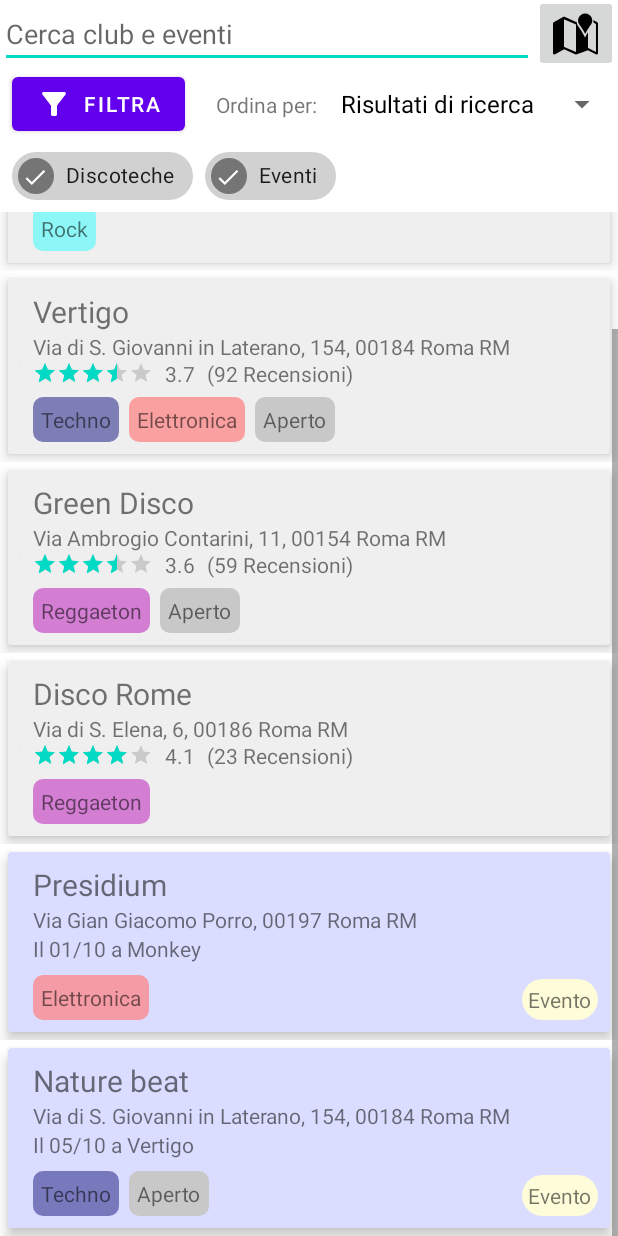
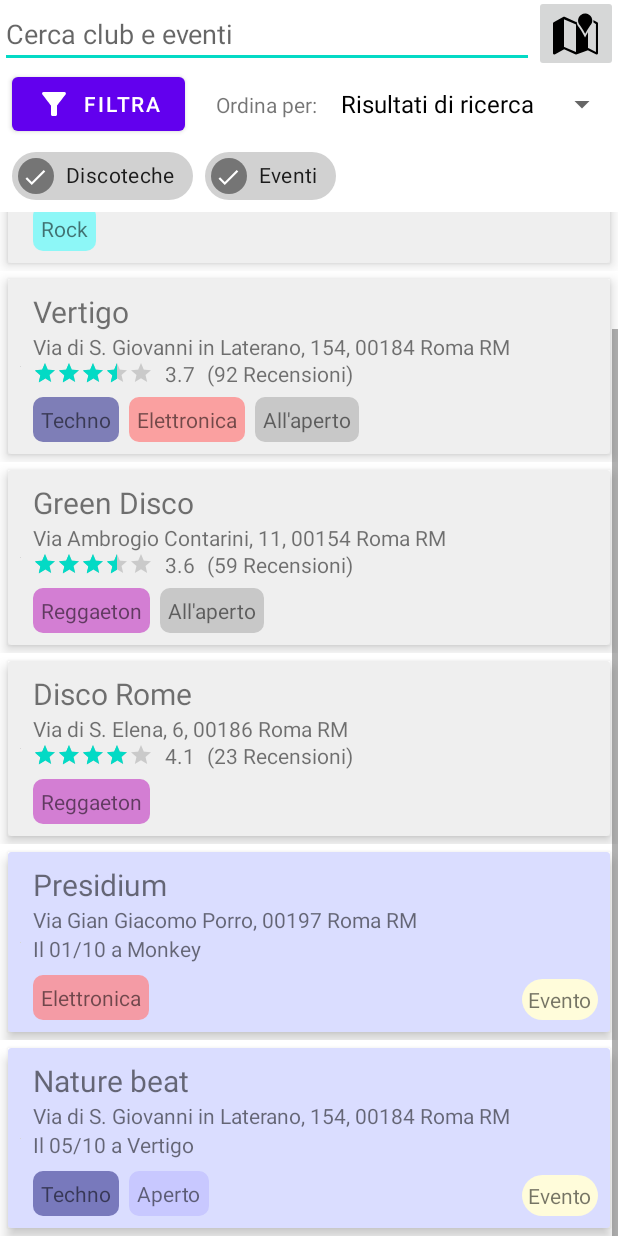
Before and after one commit to ErNikki/DiscoTicket, an Android app: the DiscoElement screen opened directly, with no data from a screen before it, scrolled down 88 dp, on a phone screen of 412 x 824 dp. Run offline under Robolectric (Android 15) with nearby library versions, the phone set to English and light mode, and no system bars; our stand-ins replace Picasso; pictures from the network do not load.

Commit message:
Fixed constraint on SelectTable

```diff
--- a/app/src/main/java/com/hackerini/discoticket/objects/Club.kt
+++ b/app/src/main/java/com/hackerini/discoticket/objects/Club.kt
@@ -44,7 +44,7 @@ class Club : Serializable {
     var labels = arrayOf("")
         get() {
             return if (locationType != "Chiuso")
-                musicGenres + arrayOf("Aperto")
+                musicGenres + arrayOf("All'aperto")
             else
                 musicGenres
 
@@ -81,7 +81,7 @@ class Club : Serializable {
         fun getLabelColorFromName(labelName: String): Int {
             return when (labelName) {
                 "Elettronica" -> Color.argb(180, 255, 128, 128)
-                "Aperto" -> Color.argb(255, 200, 200, 200)
+                "All'aperto" -> Color.argb(255, 200, 200, 200)
                 "Techno" -> Color.argb(180, 80, 80, 160)
                 "Reggaeton" -> Color.argb(180, 200, 80, 200)
                 "Free entry" -> Color.argb(180, 200, 255, 200)
--- a/app/src/main/res/layout/activity_select_table.xml
+++ b/app/src/main/res/layout/activity_select_table.xml
@@ -95,17 +95,19 @@
 
                 <TextView
                     android:id="@+id/SelectTableActionRecapt"
-                    android:layout_width="wrap_content"
+                    android:layout_width="0dp"
                     android:layout_height="wrap_content"
                     android:text="TextView"
+                    app:layout_constraintEnd_toEndOf="parent"
                     app:layout_constraintStart_toEndOf="@+id/SelectTableSuccessIcon"
                     app:layout_constraintTop_toBottomOf="@+id/SelectTableLinearLayoutMap" />
 
                 <TextView
                     android:id="@+id/SelectTableRemainRecapt"
-                    android:layout_width="wrap_content"
+                    android:layout_width="0dp"
                     android:layout_height="wrap_content"
                     android:text="TextView"
+                    app:layout_constraintEnd_toEndOf="parent"
                     app:layout_constraintStart_toStartOf="@+id/SelectTableActionRecapt"
                     app:layout_constraintTop_toBottomOf="@+id/SelectTableActionRecapt" />
 
```
